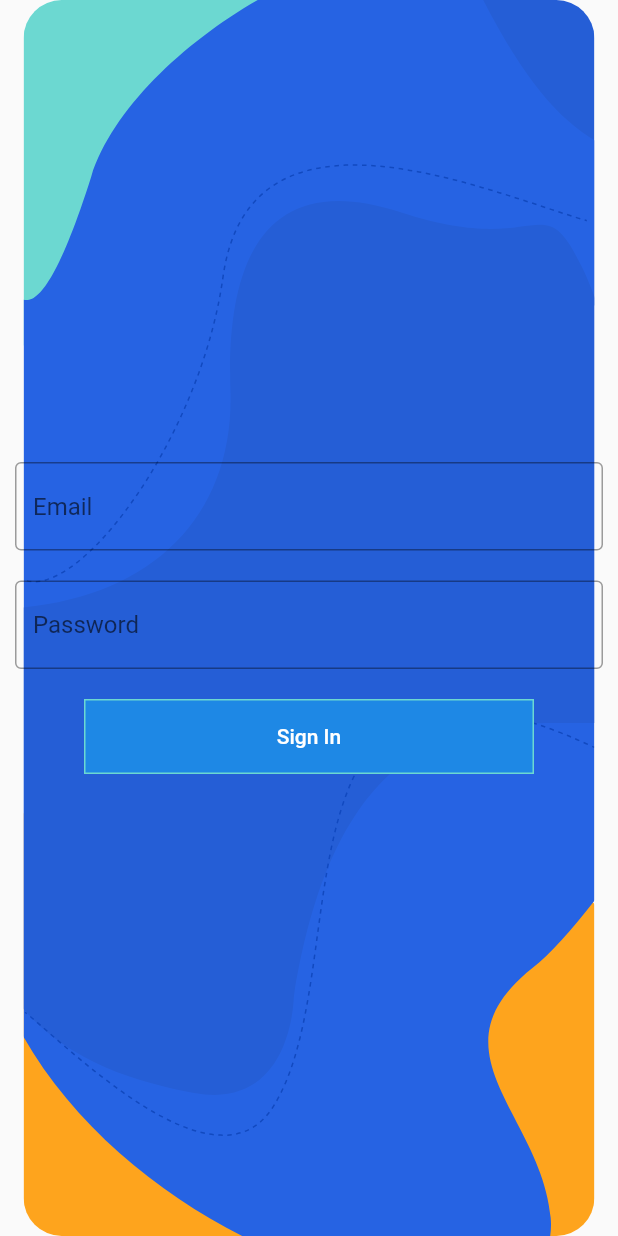
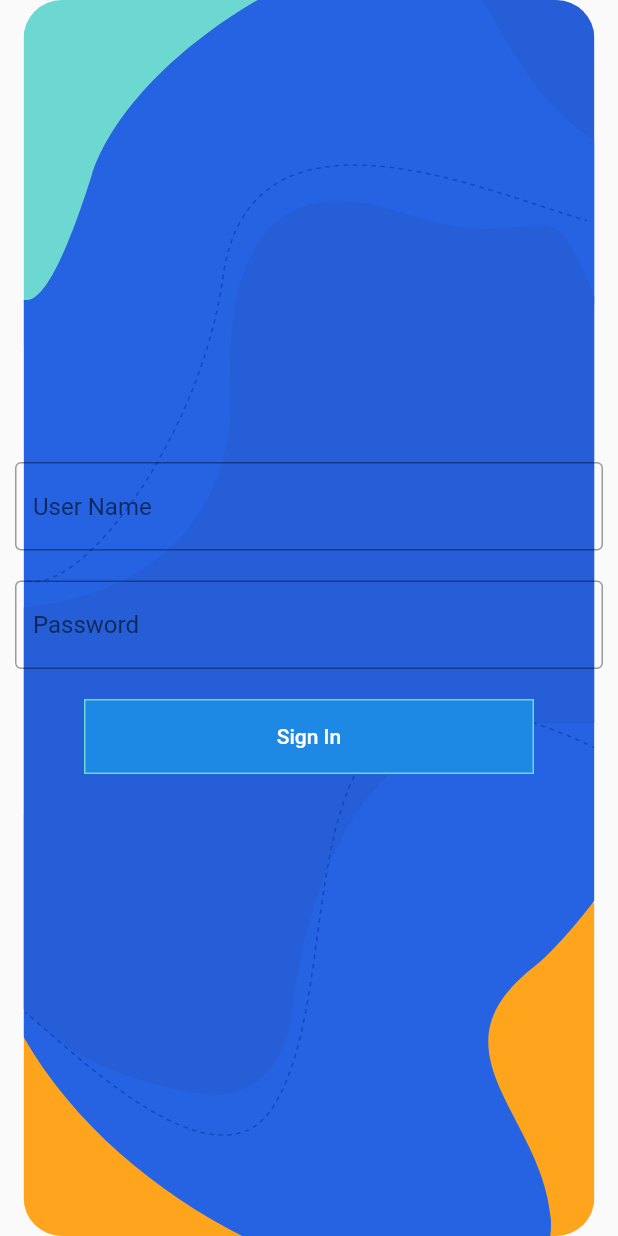
Before and after one commit to RealHack-4-0/Coding-Blinders, a Flutter app: the SignInPage screen opened directly, after a tap on "Sign In", on a phone screen of 412 x 824 dp. Run offline on Flutter 3.47's test engine with Material 2 defaults, Android fonts, the phone set to English and light mode, and no system bars; our stand-ins replace flutter_svg; network calls fail.

```diff
--- a/CodingBlinders/lib/screens/signin.dart
+++ b/CodingBlinders/lib/screens/signin.dart
@@ -1,5 +1,8 @@
 import 'package:flutter/material.dart';
 import 'package:flutter_svg/svg.dart';
+import 'package:http/http.dart' as http;
+import 'dart:convert';
+import 'admin/admin_home.dart';
 
 class SignInPage extends StatefulWidget {
   const SignInPage({Key? key}) : super(key: key);
@@ -9,13 +12,22 @@ class SignInPage extends StatefulWidget {
 }
 
 class _SignInPageState extends State<SignInPage> {
+  final TextEditingController _usernameController = TextEditingController();
+  final TextEditingController _passwordController = TextEditingController();
+
+  void _login() {
+    String username = _usernameController.text;
+    String password = _passwordController.text;
+
+    // Call the login function with the username and password
+    login(context, username, password);
+  }
+
   @override
   Widget build(BuildContext context) {
     return Scaffold(
-
       body: Stack(
         fit: StackFit.expand,
-
         children: [
           SvgPicture.asset("assets/icons/splash_bg.svg"),
           Padding(
@@ -24,15 +36,23 @@ class _SignInPageState extends State<SignInPage> {
               mainAxisAlignment: MainAxisAlignment.center,
               children: [
                 TextField(
+                  controller: _usernameController,
                   decoration: InputDecoration(
-                    hintText: 'Email',
+                    hintText: 'User Name',
                     border: OutlineInputBorder(
                       borderSide: BorderSide(color: Colors.white),
                     ),
                   ),
+                  onChanged: (value) {
+                    // Update the username value when the text changes
+                    // (this is not necessary, but may be useful if you
+                    // want to perform validation or other processing
+                    // on the input values)
+                  },
                 ),
                 SizedBox(height: 20),
                 TextField(
+                  controller: _passwordController,
                   obscureText: true,
                   decoration: InputDecoration(
                     hintText: 'Password',
@@ -40,13 +60,18 @@ class _SignInPageState extends State<SignInPage> {
                       borderSide: BorderSide(color: Colors.white),
                     ),
                   ),
+                  onChanged: (value) {
+                    // Update the password value when the text changes
+                  },
                 ),
                 SizedBox(height: 20),
                 SizedBox(
                   height: 50.00,
                   width: 300.00,
                   child: ElevatedButton(
-                    onPressed: () {},
+                    onPressed: () {
+                      _login(); // Call the login function on button press
+                    },
                     style: TextButton.styleFrom(
                       // backgroundColor: Color(0xFF6CD8D1),
                       elevation: 0,
@@ -62,10 +87,37 @@ class _SignInPageState extends State<SignInPage> {
                 ),
               ],
             ),
-
           ),
         ],
       ),
     );
   }
 }
+
+Future<void> login(
+    BuildContext context, String username, String password) async {
+  final url =
+      Uri.parse('https://api.realhack.saliya.ml:9696/api/v1/user/login');
+  final response = await http.post(
+    url,
+    headers: {'Content-Type': 'application/json'},
+    body: json.encode({'username': username, 'password': password}),
+  );
+
+  if (response.statusCode == 200) {
+    // Login successful, navigate to adminHome screen
+    final responseData = json.decode(response.body);
+    print(responseData);
+    Navigator.push(
+      context,
+      MaterialPageRoute(builder: (context) => RegistrationForm()),
+    );
+  } else {
+    // Login failed, handle error here
+    print('Login failed');
+    Navigator.push(
+      context,
+      MaterialPageRoute(builder: (context) => RegistrationForm()),
+    );
+  }
+}
```
